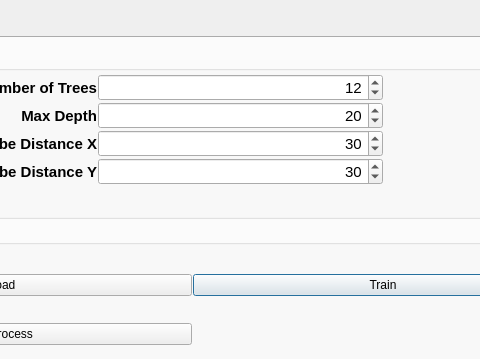
First picture: the form in modules/rdf/RandomDecisionForestDialogGui.ui, repository Boazrciasn/RDFramework, before the edit; both pictures show x 217 to 697 and y 0 to 359 of the 1200 by 800 pixel window.
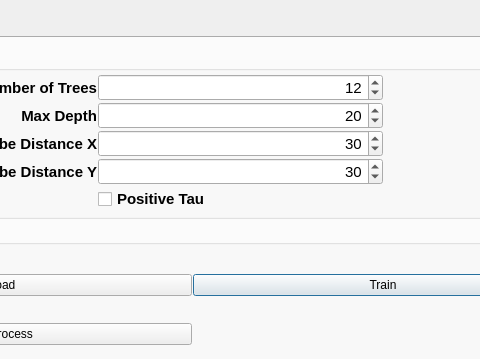
Second picture: the form after the edit.

Commit message: UI parts for loading and training RDF

```diff
--- a/modules/rdf/RandomDecisionForestDialogGui.ui
+++ b/modules/rdf/RandomDecisionForestDialogGui.ui
@@ -342,6 +342,19 @@
                </property>
               </widget>
              </item>
+             <item row="5" column="1">
+              <widget class="QCheckBox" name="checkBox">
+               <property name="font">
+                <font>
+                 <weight>75</weight>
+                 <bold>true</bold>
+                </font>
+               </property>
+               <property name="text">
+                <string>Positive Tau</string>
+               </property>
+              </widget>
+             </item>
             </layout>
            </widget>
           </item>
```
Left out of the diff: 51 changed lines with no effect on the pictures. The commit also changes 6 other files.
